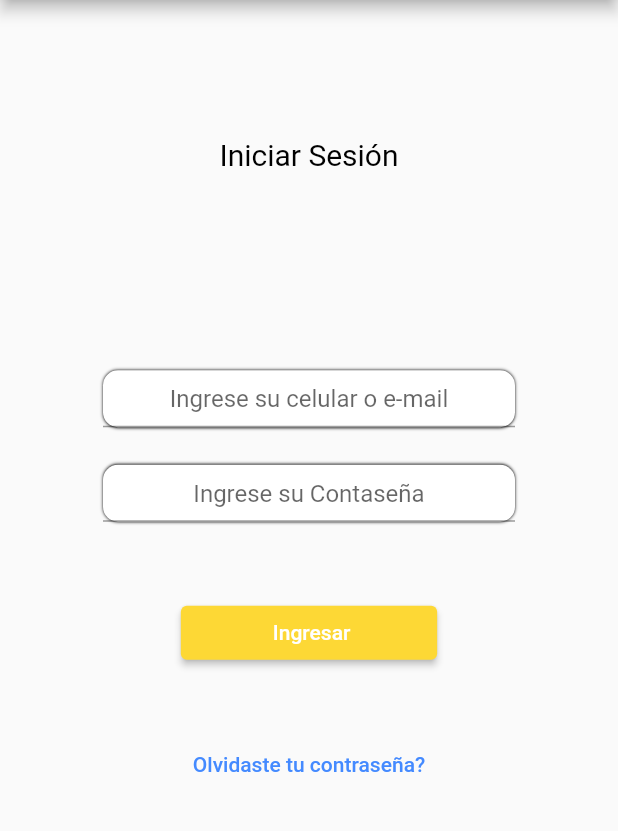
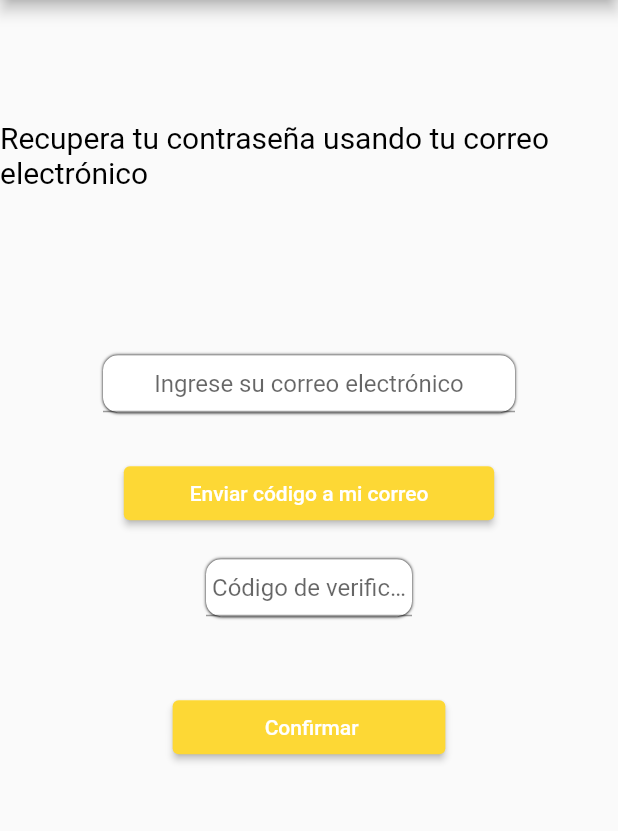
Before and after one commit to taxiSegurito/taxi-segurito-flutter-version, a Flutter app: the UserLoginPage screen opened by its route, after a tap on "Olvidaste tu contraseña?", on a phone screen of 412 x 824 dp, the part 84-915 px from its top. Run offline on Flutter 3.47's test engine with Material 2 defaults, Android fonts, the phone set to English and light mode, and no system bars; our stand-ins replace email_validator, fluttertoast; missing offline and left inert: flutter_qr_bar_scanner, mailer.

Commit message:
Adding recoveryPass_page, packages: mailer, smtp, emailValidator.

```diff
--- a/lib/pages/login/login_page.dart
+++ b/lib/pages/login/login_page.dart
@@ -1,5 +1,5 @@
 import 'package:flutter/material.dart';
-
+import 'package:taxi_segurito_app/pages/login/recoveryPass_page.dart';
 class UserLoginPage extends StatefulWidget {
   const UserLoginPage({Key? key}) : super(key: key);
 
@@ -117,7 +117,9 @@ class _UserLoginPageState extends State<UserLoginPage> {
                           children: [
                             Container(
                               child: TextButton(
-                                onPressed: () {},
+                                onPressed: () {
+                                  Navigator.push(context, MaterialPageRoute(builder: (context) => RecoveryPass()),);
+                                },
                                 child: Text("Olvidaste tu contraseña?",
                                     style: TextStyle(color: Colors.blueAccent)),
                               ),
--- /dev/null
+++ b/lib/pages/login/recoveryPass_page.dart
@@ -0,0 +1,285 @@
+import 'package:flutter/material.dart';
+import 'package:flutter/rendering.dart';
+import 'dart:async';
+import 'package:mailer/mailer.dart'; //Enviar correo
+import 'package:mailer/smtp_server.dart'; //Enviar correo
+import 'dart:math';
+import 'package:fluttertoast/fluttertoast.dart';
+import 'package:email_validator/email_validator.dart'; //Verificar correo
+
+class RecoveryPass extends StatefulWidget {
+  @override
+  _RecoveryPassState createState() => new _RecoveryPassState();
+}
+
+class _RecoveryPassState extends State<RecoveryPass> {
+  //Email Variables
+  var email_Controller = '';
+  var codeInput_Controller = '';
+  var codeVerify = '';
+  //Disable button "confirmar" variables;
+  bool _isEnabled = true;
+
+  @override
+  Widget build(BuildContext context) {
+    return new Scaffold(
+        appBar: AppBar(
+          centerTitle: true,
+          title: Text("Taxi Segurito"),
+          backgroundColor: Colors.white,
+          leading: Builder(
+            builder: (BuildContext context) {
+              return IconButton(
+                  onPressed: () => Navigator.pop(context),
+                  icon: Icon(
+                    Icons.arrow_back,
+                    color: Colors.black,
+                  ));
+            },
+          ),
+        ),
+
+      body: Container(
+          child: Column(
+            children: [
+              Container(
+                width: MediaQuery.of(context).size.width,
+                height: MediaQuery.of(context).size.height / 3.8,
+                child: Column(
+                  mainAxisAlignment: MainAxisAlignment.center,
+                  children: [
+                    Align(
+                      alignment: Alignment.topCenter,
+                      child: Padding(
+                        padding: const EdgeInsets.only(bottom: 10),
+                        child: Text(
+                          "Recupera tu contraseña usando tu correo electrónico",
+                          style: TextStyle(color: Colors.black, fontSize: 20),
+                        ),
+                      ),
+                    ),
+                  ],
+                ),
+              ),
+              Container(
+                padding: EdgeInsets.only(top: 20),
+                child: Column(
+                  children: [
+                    // TextField email
+                    Container(
+                      width: MediaQuery.of(context).size.width / 1.5,
+                      height: 38,
+                      decoration: BoxDecoration(
+                          borderRadius: BorderRadius.all(Radius.circular(10)),
+                          color: Colors.white,
+                          boxShadow: [
+                            BoxShadow(color: Colors.black, blurRadius: 1)
+                          ]),
+                      child: TextField(
+                        textAlign: TextAlign.center,
+                        onChanged: (text) {email_Controller = text;},
+                        decoration: InputDecoration(
+                            //icon: Icon(Icons.account_box_outlined),
+                            hintText: "Ingrese su correo electrónico"),
+                      ),
+                    ),
+
+                    // btn Enviar email
+                    Container(
+                      padding: EdgeInsets.only(top: 30),
+                      child: Container(
+                        child: Column(
+                          //mainAxisAlignment: MainAxisAlignment.center,
+                          children: [
+                            ElevatedButton(
+                                style: ButtonStyle(
+                                  backgroundColor:
+                                      MaterialStateProperty.all<Color>(
+                                          Colors.yellow.shade600),
+                                ),
+                                onPressed: _isEnabled ? DisableAndSend : null, //Envia un email con un codigo aleatorio al email ingresado
+                                child:
+                                    Text("        Enviar código a mi correo        "))
+                          ],
+                        ),
+                      ),
+                    ),
+                    // TextField Codigo de Verificacion
+                    Container(
+                      width: MediaQuery.of(context).size.width / 3,
+                      height: 38,
+                      margin: EdgeInsets.only(top: 20),
+                      decoration: BoxDecoration(
+                          borderRadius: BorderRadius.all(Radius.circular(10)),
+                          color: Colors.white,
+                          boxShadow: [
+                            BoxShadow(color: Colors.black, blurRadius: 1)
+                          ]),
+                      child: TextField(
+                        textAlign: TextAlign.center,
+                        onChanged: (text) {codeInput_Controller = text;},
+                        decoration: InputDecoration(
+                          hintText: "Código de verificación",
+                        ),
+                      ),
+                    ),
+
+
+                    // btn Confirmar
+                    Container(
+                      padding: EdgeInsets.only(top: 50),
+                      child: Container(
+                        child: Column(
+                          //mainAxisAlignment: MainAxisAlignment.center,
+                          children: [
+                            ElevatedButton(
+                                style: ButtonStyle(
+                                  backgroundColor:
+                                      MaterialStateProperty.all<Color>(
+                                          Colors.yellow.shade600),
+                                ),
+                                onPressed: _isEnabled ? changePassword : null,
+                                child:
+                                    Text("             Confirmar            "))
+                          ],
+                        ),
+                      ),
+                    ),
+                  ],
+                ),
+              ),
+            ],
+          ),
+        ));
+  }
+  //Metodso para enviar email con codigo
+  void DisableAndSend()
+  {
+        Fluttertoast.showToast(
+        msg: "Enviando...",
+        toastLength: Toast.LENGTH_LONG,
+        gravity: ToastGravity.CENTER,
+        backgroundColor: Colors.green,
+        textColor: Colors.white);
+    if(email_Controller == "") //Si email no esta vacio
+    {
+        Fluttertoast.showToast(
+        msg: "Debe ingresar su correo.",
+        toastLength: Toast.LENGTH_LONG,
+        gravity: ToastGravity.CENTER,
+        backgroundColor: Colors.yellow,
+        textColor: Colors.white);
+    }
+    else{
+      final bool _isValid = EmailValidator.validate(email_Controller);
+      if(_isValid) //Si el email existe
+      {
+        SendEmail_Function(email_Controller);
+        enableElevatedButton();
+      }
+      else //Si no existe
+      {
+        Fluttertoast.showToast(
+        msg: "El correo no existe.",
+        toastLength: Toast.LENGTH_LONG,
+        gravity: ToastGravity.CENTER,
+        backgroundColor: Colors.red,
+        textColor: Colors.white);
+      }
+    }
+
+  }
+SendEmail_Function(emailTo) async {
+  /*IMPORTANTE: El email de taxi segurito debe tener activado la opcion "permitir aplicaciones menos seguras",
+    si esta funcionalidad no se usa en mucho tiempo, la opcion se deshabilitará sola, se habilita en "Cuenta->Seguridad->App menos seguras"
+  */
+  String username = 'taxisegurito2021@gmail.com'; // Nuestro email de la app
+  String password = 'taxi54321';                      // Contraseña del email de la app
+  print(username);
+  print(password);
+  final smtpServer = gmail(username, password);
+
+  //Generar código de verificacion
+  var rng = new Random();
+  for (var i = 0; i < 6; i++) {
+    codeVerify += rng.nextInt(10).toString();
+  }
+  print("Codigo de verificacion: "+codeVerify);
+  // Contruir el email
+  final message = Message()
+    ..from = Address(username, 'Taxi Segurito')
+    ..recipients.add(emailTo)
+    ..subject = 'App Taxi Segurito'
+    ..text = '$codeVerify \nIngresa este código para restablecer tu contraseña';
+
+  try {//Si logra enviar el email
+    final sendReport = await send(message, smtpServer); //Envia el email
+    print('Message sent: ' + sendReport.toString());
+    Fluttertoast.showToast(
+        msg: "¡Correo enviado!",
+        toastLength: Toast.LENGTH_SHORT,
+        gravity: ToastGravity.CENTER,
+        backgroundColor: Colors.green,
+        textColor: Colors.white);
+
+  } on MailerException catch (e) {
+    //Si NO logra enviar el email
+        Fluttertoast.showToast(
+        msg: "No se pudo enviar el email :(",
+        toastLength: Toast.LENGTH_SHORT,
+        gravity: ToastGravity.CENTER,
+        backgroundColor: Colors.red,
+        textColor: Colors.white);
+    print('Message not sent.');
+    for (var p in e.problems) {
+      print('Problem: ${p.code}: ${p.msg}');
+    }
+  }
+  finally { enableElevatedButton();}
+  var connection = PersistentConnection(smtpServer);
+  //await connection.send(message); // Envia el email
+  await connection.close(); // Cierra la conexion
+  }
+  //Metodo para deshabilitar/habilitar boton "confirmar"
+  enableElevatedButton() {
+    setState(() {
+      _isEnabled = !_isEnabled;
+      print("confirmarButton: $_isEnabled");
+    });
+  }
+  //Metodo para confirmar el cambio de contraseña
+  changePassword()
+  {
+    if(codeInput_Controller == "")
+    {
+        Fluttertoast.showToast(
+        msg: "Ingrese el código de verificación.",
+        toastLength: Toast.LENGTH_SHORT,
+        gravity: ToastGravity.CENTER,
+        backgroundColor: Colors.yellow,
+        textColor: Colors.white);
+    }
+    else{
+      if(codeVerify == codeInput_Controller)
+      {
+        // TEMPORAL REEMPLAZAR POR CONSULTA A LA BDD PARA MODIFICAR
+        Fluttertoast.showToast(
+        msg: "*Se va a otra ventana.",
+        toastLength: Toast.LENGTH_LONG,
+        gravity: ToastGravity.CENTER,
+        backgroundColor: Colors.red,
+        textColor: Colors.white);
+      }
+      else
+      {
+        Fluttertoast.showToast(
+        msg: "Código de verificación inválido.",
+        toastLength: Toast.LENGTH_LONG,
+        gravity: ToastGravity.CENTER,
+        backgroundColor: Colors.red,
+        textColor: Colors.white);
+      }
+    }
+  }
+
+}
--- a/pubspec.yaml
+++ b/pubspec.yaml
@@ -31,6 +31,8 @@ dependencies:
   flutter_qr_bar_scanner: ^2.0.1
   url_launcher: ^6.0.10
   fluttertoast: ^8.0.8
+  mailer: ^5.0.2
+  email_validator: ^2.0.1
 
 dev_dependencies:
   flutter_auth: ^0.0.1
```
Also changed, not shown: pubspec.lock.
